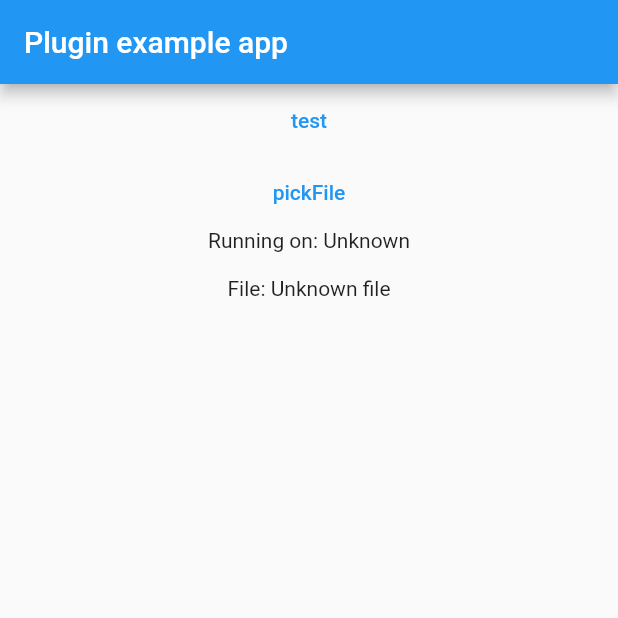
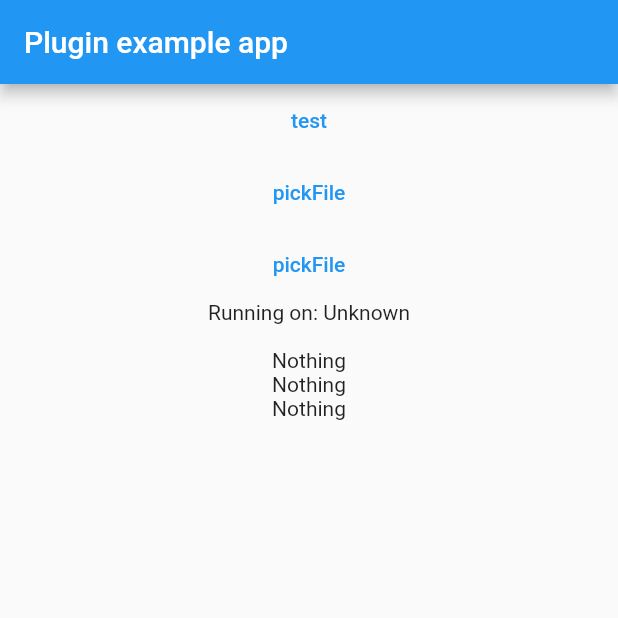
Before and after one commit to ThomasFercher/legend-cross, a Flutter app: the screen it shows after launch, after a tap on "pickFile", on a phone screen of 412 x 824 dp, the top half of it. Run offline on Flutter 3.47's test engine with Material 2 defaults, Android fonts, the phone set to English and light mode, and no system bars; our stand-ins replace file_picker; missing offline and left inert: dart:html.

Commit message:
Filepicker for Web

```diff
--- a/example/lib/main.dart
+++ b/example/lib/main.dart
@@ -1,3 +1,5 @@
+import 'dart:io';
+
 import 'package:flutter/material.dart';
 import 'dart:async';
 
@@ -15,7 +17,8 @@ class MyApp extends StatefulWidget {
 
 class _MyAppState extends State<MyApp> {
   String _platformVersion = 'Unknown';
-  String _file = 'Unknown';
+  Map<dynamic, dynamic>? _file;
+  List? _files;
 
   @override
   void initState() {
@@ -47,13 +50,13 @@ class _MyAppState extends State<MyApp> {
 
   // Platform messages are asynchronous, so we initialize in an async method.
   Future<void> pickFile() async {
-    String file;
+    Map<dynamic, dynamic>? file;
     // Platform messages may fail, so we use a try/catch PlatformException.
     // We also handle the message potentially returning null.
     try {
-      file = await LegendInterface.pickFile ?? 'Unknown file';
+      file = await LegendInterface.pickFile();
     } on PlatformException {
-      file = 'Failed to get file.';
+      file = null;
     }
 
     // If the widget was removed from the tree while the asynchronous platform
@@ -63,6 +66,26 @@ class _MyAppState extends State<MyApp> {
 
     setState(() {
       _file = file;
+    });
+  }
+
+  Future<void> pickMultipleFiles() async {
+    List? files;
+    // Platform messages may fail, so we use a try/catch PlatformException.
+    // We also handle the message potentially returning null.
+    try {
+      files = await LegendInterface.pickMultipleFiles();
+    } on PlatformException {
+      files = null;
+    }
+
+    // If the widget was removed from the tree while the asynchronous platform
+    // message was in flight, we want to discard the reply rather than calling
+    // setState to update our non-existent appearance.
+    if (!mounted) return;
+
+    setState(() {
+      _files = files;
     });
   }
 
@@ -85,11 +108,22 @@ class _MyAppState extends State<MyApp> {
                       pickFile(),
                     },
                 child: Text("pickFile")),
+            TextButton(
+                onPressed: () => {
+                      pickMultipleFiles(),
+                    },
+                child: Text("pickFile")),
             Center(
               child: Text('Running on: $_platformVersion\n'),
             ),
             Center(
-              child: Text('File: $_file\n'),
+              child: Text(_file?["name"] ?? "Nothing"),
+            ),
+            Center(
+              child: Text(_files?[0]["name"] ?? "Nothing"),
+            ),
+            Center(
+              child: Text(_files?[1]["name"] ?? "Nothing"),
             ),
           ],
         ),
--- a/example/pubspec.yaml
+++ b/example/pubspec.yaml
@@ -11,6 +11,7 @@ environment:
 dependencies:
   flutter:
     sdk: flutter
+  file_picker: ^3.0.2+2
 
   legend_interface:
     # When depending on this package from a real application you should use:
--- a/lib/legend_interface.dart
+++ b/lib/legend_interface.dart
@@ -1,4 +1,5 @@
 import 'dart:async';
+import 'dart:io';
 
 import 'package:flutter/services.dart';
 
@@ -10,8 +11,12 @@ class LegendInterface {
     return version;
   }
 
-  static Future<String?> get pickFile async {
-    final String? version = await _channel.invokeMethod('pickFile');
-    return version;
+  static Future<Map> pickFile({List<String>? extensions}) async {
+    return await _channel.invokeMethod('pickFile', extensions);
+  }
+
+  static Future<List<Object?>> pickMultipleFiles(
+      {List<String>? extensions}) async {
+    return await _channel.invokeMethod('pickMultipleFiles', extensions);
   }
 }
--- a/pubspec.yaml
+++ b/pubspec.yaml
@@ -13,6 +13,8 @@ dependencies:
   flutter_web_plugins:
     sdk: flutter
   flutter_plugin_android_lifecycle: ^2.0.2
+  file_picker: ^3.0.2+2
+
 
 
 dev_dependencies:
```
Also changed, not shown: lib/legend_interface_web.dart (+11 -1 lines), lib/web/legendFilePicker.dart (added, +62 -0 lines), example/pubspec.lock, pubspec.lock.
